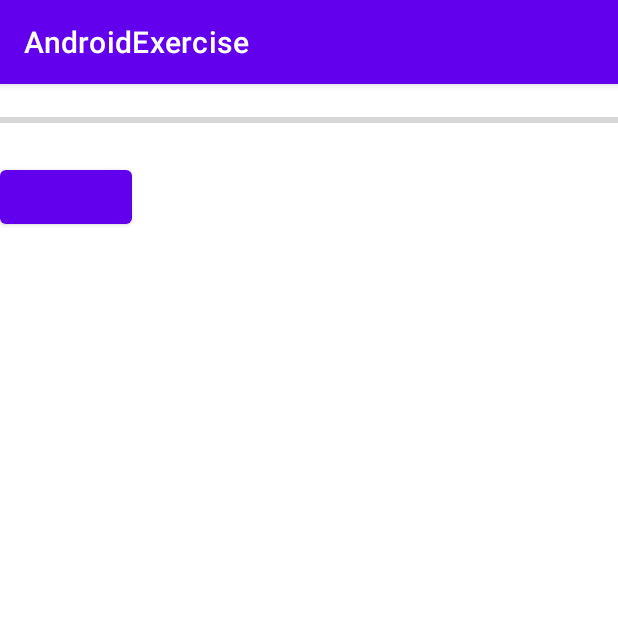
After one commit to cody-kalvin/AndroidExercise, an Android app: the fragment ServiceFragment shown on its own in the app's theme, on a phone screen of 412 x 824 dp, the top half of it. The commit adds this screen. Run offline under Robolectric (Android 15) with nearby library versions, the phone set to English and light mode, and no system bars; our stand-ins replace data binding; 7 statements that could not run were skipped.

Commit message:
bound progress service to activity

```diff
--- a/app/src/main/AndroidManifest.xml
+++ b/app/src/main/AndroidManifest.xml
@@ -17,6 +17,8 @@
         android:roundIcon="@mipmap/ic_launcher_round"
         android:supportsRtl="true"
         android:theme="@style/Theme.AndroidExercise">
+
+        <service android:name=".service.MyService" />
 
         <meta-data
             android:name="com.facebook.sdk.ApplicationId"
--- /dev/null
+++ b/app/src/main/java/com/cody/androidexercise/ui/service/ServiceFragment.kt
@@ -0,0 +1,120 @@
+package com.cody.androidexercise.ui.service
+
+import android.content.*
+import android.os.Bundle
+import android.os.Handler
+import android.os.Looper
+import android.view.*
+import androidx.fragment.app.Fragment
+import androidx.lifecycle.ViewModelProvider
+import com.cody.androidexercise.databinding.FragmentServiceBinding
+import com.cody.androidexercise.service.MyService
+
+class ServiceFragment : Fragment() {
+
+    private lateinit var viewBinding: FragmentServiceBinding
+
+    private lateinit var viewModel: ServiceViewModel
+
+    private lateinit var service: MyService
+
+    override fun onCreateView(
+        inflater: LayoutInflater, container: ViewGroup?,
+        savedInstanceState: Bundle?
+    ): View {
+        viewBinding = FragmentServiceBinding.inflate(inflater, container, false)
+        viewBinding.lifecycleOwner = this
+
+        viewModel = ViewModelProvider(this).get(ServiceViewModel::class.java)
+        viewBinding.viewModel = viewModel
+
+        setupObservers()
+        setupInteractions()
+
+        return viewBinding.root
+    }
+
+    override fun onResume() {
+        super.onResume()
+        startService()
+        bindService()
+    }
+
+    override fun onStop() {
+        super.onStop()
+        requireContext().unbindService(viewModel.serviceConnection)
+    }
+
+    private fun setupObservers() {
+        viewModel.binder.observe(viewLifecycleOwner) { serviceBinder ->
+            service = serviceBinder.service
+        }
+
+        viewModel.isProgressBarUpdating.observe(viewLifecycleOwner) { isUpdating ->
+            if (isUpdating) {
+                runUpdate()
+            }
+        }
+    }
+
+    private fun setupInteractions() {
+        viewBinding.actionToggle.setOnClickListener {
+            toggleUpdate()
+        }
+    }
+
+    private fun startService() {
+        val context = requireContext()
+        val intent = Intent(context, MyService::class.java)
+        context.startService(intent)
+    }
+
+    private fun bindService() {
+        val context = requireContext()
+        val intent = Intent(context, MyService::class.java)
+        val connection = viewModel.serviceConnection
+        context.bindService(intent, connection, Context.BIND_AUTO_CREATE)
+    }
+
+    private fun toggleUpdate() {
+        if (this::service.isInitialized) {
+            when {
+                service.progress == service.maxValue -> {
+                    service.resetTask()
+                    viewModel.setIsProgressBarUpdating(true)
+                }
+
+                service.isPaused -> {
+                    service.unPauseTask()
+                    viewModel.setIsProgressBarUpdating(true)
+                }
+
+                else -> {
+                    service.pauseTask()
+                    viewModel.setIsProgressBarUpdating(false)
+                }
+            }
+        }
+    }
+
+    private fun runUpdate() {
+        val handler = Handler(Looper.getMainLooper())
+        val runnable = object : Runnable {
+            override fun run() {
+                if (viewModel.isProgressBarUpdating.value == true) {
+                    if (viewModel.binder.value != null) {
+                        viewModel.setProgress(service.progress)
+                        viewModel.setMaxValue(service.maxValue)
+                        if (service.progress == service.maxValue) {
+                            viewModel.setIsProgressBarUpdating(false)
+                        }
+                    }
+                    handler.postDelayed(this, 100)
+                } else {
+                    handler.removeCallbacks(this)
+                }
+            }
+        }
+        handler.postDelayed(runnable, 100)
+    }
+}
--- /dev/null
+++ b/app/src/main/java/com/cody/androidexercise/ui/service/ServiceViewModel.kt
@@ -0,0 +1,45 @@
+package com.cody.androidexercise.ui.service
+
+import android.content.*
+import android.os.Handler
+import android.os.IBinder
+import android.os.Looper
+import androidx.lifecycle.*
+import com.cody.androidexercise.service.MyService.MyBinder
+
+class ServiceViewModel : ViewModel() {
+    private val _isProgressBarUpdating = MutableLiveData<Boolean>()
+    val isProgressBarUpdating: LiveData<Boolean> = _isProgressBarUpdating
+
+    private val _progress = MutableLiveData(0)
+    val progress: LiveData<Int> = _progress
+
+    private val _maxValue = MutableLiveData(0)
+    val maxValue: LiveData<Int> = _maxValue
+
+    private val _binder = MutableLiveData<MyBinder>()
+    val binder: LiveData<MyBinder> = _binder
+
+    val serviceConnection: ServiceConnection = object : ServiceConnection {
+        override fun onServiceConnected(name: ComponentName, service: IBinder) {
+            val binder = service as MyBinder
+            _binder.postValue(binder)
+        }
+
+        override fun onServiceDisconnected(name: ComponentName) {
+            _binder.postValue(null)
+        }
+    }
+
+    fun setIsProgressBarUpdating(isUpdating: Boolean) {
+        _isProgressBarUpdating.value = isUpdating
+    }
+
+    fun setProgress(progress: Int) {
+        _progress.value = progress
+    }
+
+    fun setMaxValue(value: Int) {
+        _maxValue.value = value
+    }
+}
--- /dev/null
+++ b/app/src/main/res/layout/fragment_service.xml
@@ -0,0 +1,53 @@
+<?xml version="1.0" encoding="utf-8"?>
+<layout xmlns:android="http://schemas.android.com/apk/res/android"
+    xmlns:app="http://schemas.android.com/apk/res-auto"
+    xmlns:tools="http://schemas.android.com/tools"
+    tools:context=".ui.service.ServiceFragment">
+
+    <data>
+
+        <variable
+            name="viewModel"
+            type="com.cody.androidexercise.ui.service.ServiceViewModel" />
+    </data>
+
+    <androidx.constraintlayout.widget.ConstraintLayout
+        android:layout_width="match_parent"
+        android:layout_height="match_parent">
+
+        <ProgressBar
+            android:id="@+id/progress_bar"
+            style="@style/Base.Widget.AppCompat.ProgressBar.Horizontal"
+            android:layout_width="match_parent"
+            android:layout_height="wrap_content"
+            android:layout_marginTop="@dimen/activity_vertical_margin"
+            android:max="@{viewModel.maxValue}"
+            android:progress="@{viewModel.progress}"
+            app:layout_constraintStart_toStartOf="parent"
+            app:layout_constraintTop_toTopOf="parent" />
+
+        <TextView
+            android:id="@+id/text_percentage"
+            android:layout_width="match_parent"
+            android:layout_height="wrap_content"
+            android:gravity="center"
+            android:maxLines="1"
+            android:minLines="1"
+            app:layout_constraintStart_toStartOf="parent"
+            app:layout_constraintTop_toBottomOf="@+id/progress_bar"
+            app:maxValue="@{viewModel.maxValue}"
+            app:progress="@{viewModel.progress}" />
+
+        <Button
+            android:id="@+id/action_toggle"
+            android:layout_width="wrap_content"
+            android:layout_height="wrap_content"
+            app:isUpdating="@{viewModel.isProgressBarUpdating}"
+            app:layout_constraintStart_toStartOf="parent"
+            app:layout_constraintTop_toBottomOf="@+id/text_percentage"
+            app:maxValue="@{viewModel.maxValue}"
+            app:progress="@{viewModel.progress}" />
+
+    </androidx.constraintlayout.widget.ConstraintLayout>
+
+</layout>
--- a/app/src/main/res/menu/activity_main_drawer.xml
+++ b/app/src/main/res/menu/activity_main_drawer.xml
@@ -10,5 +10,8 @@
         <item
             android:id="@+id/nav_facebook_login"
             android:title="@string/menu_fb_login" />
+        <item
+            android:id="@+id/nav_service"
+            android:title="@string/menu_service" />
     </group>
 </menu>
--- a/app/src/main/res/navigation/mobile_navigation.xml
+++ b/app/src/main/res/navigation/mobile_navigation.xml
@@ -14,4 +14,9 @@
         android:name="com.cody.androidexercise.ui.facebook.FacebookLoginFragment"
         android:label="@string/fragment_facebook_login"
         tools:layout="@layout/fragment_facebook_login" />
+    <fragment
+        android:id="@+id/nav_service"
+        android:name="com.cody.androidexercise.ui.service.ServiceFragment"
+        android:label="@string/fragment_service"
+        tools:layout="@layout/fragment_service" />
 </navigation>
```
Also changed, not shown: app/src/main/java/com/cody/androidexercise/service/MyService.kt (added, +60 -0 lines), app/src/main/java/com/cody/androidexercise/ui/service/ServiceBindingAdapters.kt (added, +28 -0 lines), app/src/main/res/values/strings.xml (+9 -1 lines).
